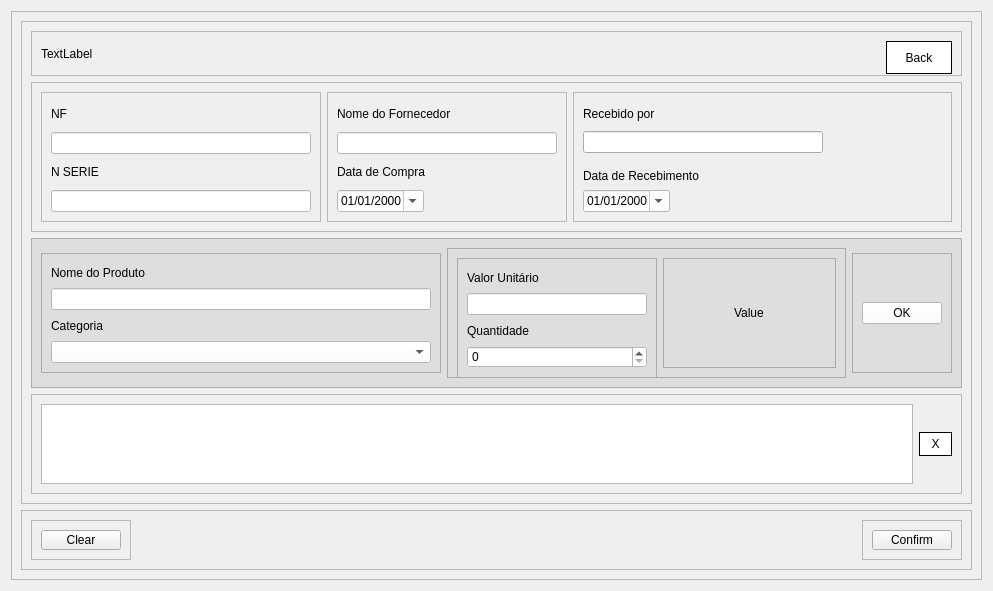
Old version of the form PATP/asset_ctrl/templates/interfaces/bag_item_cad.ui in the repository eduardogm22/controle_patrimonio.
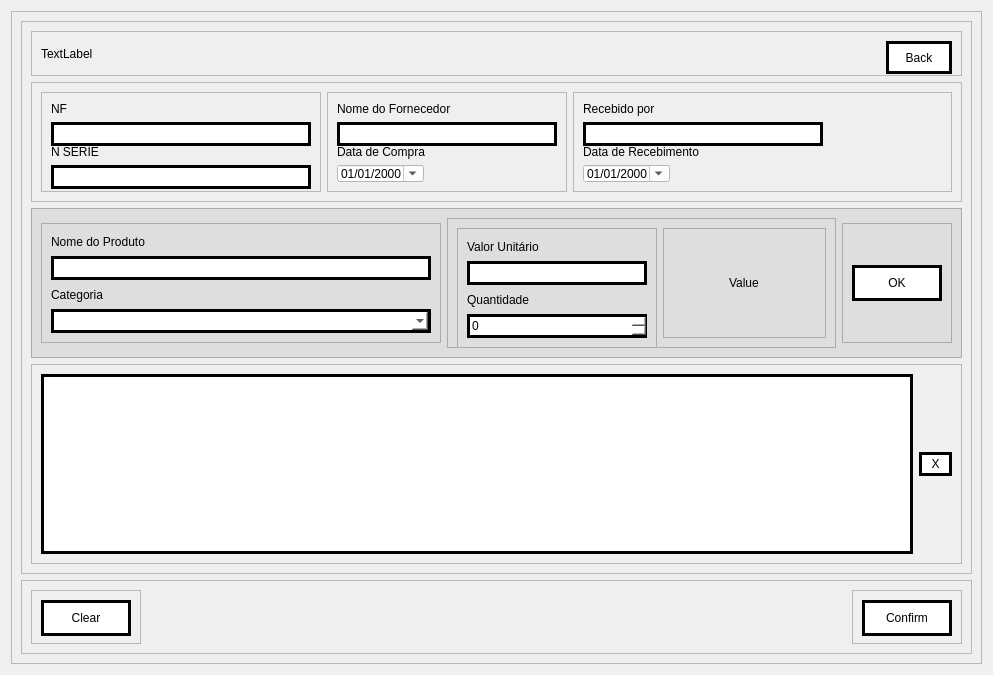
New version of the form.

What changed in the file:
```diff
--- a/PATP/asset_ctrl/templates/interfaces/bag_item_cad.ui
+++ b/PATP/asset_ctrl/templates/interfaces/bag_item_cad.ui
@@ -7,7 +7,7 @@
     <x>0</x>
     <y>0</y>
     <width>993</width>
-    <height>587</height>
+    <height>675</height>
    </rect>
   </property>
   <property name="windowTitle">
@@ -23,8 +23,11 @@
       <enum>QFrame::Raised</enum>
      </property>
      <layout class="QVBoxLayout" name="verticalLayout_2">
-      <item>
+      <item alignment="Qt::AlignTop">
        <widget class="QFrame" name="frame_2">
+        <property name="styleSheet">
+         <string notr="true"/>
+        </property>
         <property name="frameShape">
          <enum>QFrame::StyledPanel</enum>
         </property>
@@ -75,8 +78,8 @@
                </size>
               </property>
               <property name="styleSheet">
-               <string notr="true">background-color:white;
-border:1px solid black;</string>
+               <string notr="true">background-color:white;	
+border:3px solid black;</string>
               </property>
               <property name="text">
                <string>Back</string>
@@ -91,13 +94,13 @@
            <property name="minimumSize">
             <size>
              <width>0</width>
-             <height>150</height>
+             <height>120</height>
             </size>
            </property>
            <property name="maximumSize">
             <size>
              <width>16777215</width>
-             <height>150</height>
+             <height>120</height>
             </size>
            </property>
            <property name="frameShape">
@@ -137,8 +140,21 @@
                </item>
                <item>
                 <widget class="QLineEdit" name="lineEdit_2">
+                 <property name="minimumSize">
+                  <size>
+                   <width>0</width>
+                   <height>24</height>
+                  </size>
+                 </property>
+                 <property name="maximumSize">
+                  <size>
+                   <width>16777215</width>
+                   <height>27</height>
+                  </size>
+                 </property>
                  <property name="styleSheet">
-                  <string notr="true">background-color:white;</string>
+                  <string notr="true">background-color:white;	
+border:3px solid black;</string>
                  </property>
                 </widget>
                </item>
@@ -151,8 +167,21 @@
                </item>
                <item>
                 <widget class="QLineEdit" name="lineEdit_3">
+                 <property name="minimumSize">
+                  <size>
+                   <width>0</width>
+                   <height>24</height>
+                  </size>
+                 </property>
+                 <property name="maximumSize">
+                  <size>
+                   <width>16777215</width>
+                   <height>24</height>
+                  </size>
+                 </property>
                  <property name="styleSheet">
-                  <string notr="true">background-color:white;</string>
+                  <string notr="true">background-color:white;	
+border:3px solid black;</string>
                  </property>
                 </widget>
                </item>
@@ -189,8 +218,21 @@
                </item>
                <item>
                 <widget class="QLineEdit" name="lineEdit_4">
+                 <property name="minimumSize">
+                  <size>
+                   <width>0</width>
+                   <height>24</height>
+                  </size>
+                 </property>
+                 <property name="maximumSize">
+                  <size>
+                   <width>16777215</width>
+                   <height>24</height>
+                  </size>
+                 </property>
                  <property name="styleSheet">
-                  <string notr="true">background-color:white;</string>
+                  <string notr="true">background-color:white;	
+border:3px solid black;</string>
                  </property>
                 </widget>
                </item>
@@ -247,15 +289,19 @@
                  <property name="minimumSize">
                   <size>
                    <width>240</width>
-                   <height>0</height>
+                   <height>24</height>
                   </size>
                  </property>
                  <property name="maximumSize">
                   <size>
                    <width>240</width>
-                   <height>16777215</height>
+                   <height>24</height>
                   </size>
                  </property>
+                 <property name="styleSheet">
+                  <string notr="true">background-color:white;	
+border:3px solid black;</string>
+                 </property>
                 </widget>
                </item>
                <item alignment="Qt::AlignBottom">
@@ -338,8 +384,21 @@
                </item>
                <item>
                 <widget class="QLineEdit" name="name_prod">
+                 <property name="minimumSize">
+                  <size>
+                   <width>0</width>
+                   <height>24</height>
+                  </size>
+                 </property>
+                 <property name="maximumSize">
+                  <size>
+                   <width>16777215</width>
+                   <height>24</height>
+                  </size>
+                 </property>
                  <property name="styleSheet">
-                  <string notr="true">background-color:white;</string>
+                  <string notr="true">background-color:white;	
+border:3px solid black;</string>
                  </property>
                 </widget>
                </item>
@@ -352,8 +411,21 @@
                </item>
                <item>
                 <widget class="QComboBox" name="comboBox">
+                 <property name="minimumSize">
+                  <size>
+                   <width>0</width>
+                   <height>24</height>
+                  </size>
+                 </property>
+                 <property name="maximumSize">
+                  <size>
+                   <width>16777215</width>
+                   <height>24</height>
+                  </size>
+                 </property>
                  <property name="styleSheet">
-                  <string notr="true">background-color:white;</string>
+                  <string notr="true">background-color:white;	
+border:3px solid black;</string>
                  </property>
                 </widget>
                </item>
@@ -411,8 +483,21 @@
                   </item>
                   <item>
                    <widget class="QLineEdit" name="value_prod">
+                    <property name="minimumSize">
+                     <size>
+                      <width>0</width>
+                      <height>24</height>
+                     </size>
+                    </property>
+                    <property name="maximumSize">
+                     <size>
+                      <width>16777215</width>
+                      <height>24</height>
+                     </size>
+                    </property>
                     <property name="styleSheet">
-                     <string notr="true">background-color:white;</string>
+                     <string notr="true">background-color:white;	
+border:3px solid black;</string>
                     </property>
                    </widget>
                   </item>
@@ -425,8 +510,21 @@
                   </item>
                   <item>
                    <widget class="QSpinBox" name="qnt">
+                    <property name="minimumSize">
+                     <size>
+                      <width>0</width>
+                      <height>24</height>
+                     </size>
+                    </property>
+                    <property name="maximumSize">
+                     <size>
+                      <width>16777215</width>
+                      <height>24</height>
+                     </size>
+                    </property>
                     <property name="styleSheet">
-                     <string notr="true">background-color:white;</string>
+                     <string notr="true">background-color:white;	
+border:3px solid black;</string>
                     </property>
                     <property name="maximum">
                      <number>9999</number>
@@ -481,8 +579,24 @@
               <layout class="QVBoxLayout" name="verticalLayout_8">
                <item>
                 <widget class="QPushButton" name="ok_btn">
+                 <property name="minimumSize">
+                  <size>
+                   <width>90</width>
+                   <height>36</height>
+                  </size>
+                 </property>
+                 <property name="maximumSize">
+                  <size>
+                   <width>90</width>
+                   <height>36</height>
+                  </size>
+                 </property>
+                 <property name="cursor">
+                  <cursorShape>PointingHandCursor</cursorShape>
+                 </property>
                  <property name="styleSheet">
-                  <string notr="true">background-color:white;</string>
+                  <string notr="true">background-color:white;	
+border:3px solid black;</string>
                  </property>
                  <property name="text">
                   <string>OK</string>
@@ -500,13 +614,13 @@
            <property name="minimumSize">
             <size>
              <width>0</width>
-             <height>100</height>
+             <height>200</height>
             </size>
            </property>
            <property name="maximumSize">
             <size>
              <width>16777215</width>
-             <height>600</height>
+             <height>200</height>
             </size>
            </property>
            <property name="frameShape">
@@ -517,7 +631,24 @@
            </property>
            <layout class="QHBoxLayout" name="horizontalLayout_4">
             <item>
-             <widget class="QTableView" name="list_itens_add"/>
+             <widget class="QTableView" name="list_itens_add">
+              <property name="minimumSize">
+               <size>
+                <width>0</width>
+                <height>120</height>
+               </size>
+              </property>
+              <property name="maximumSize">
+               <size>
+                <width>16777215</width>
+                <height>300</height>
+               </size>
+              </property>
+              <property name="styleSheet">
+               <string notr="true">background-color:white;	
+border:3px solid black;</string>
+              </property>
+             </widget>
             </item>
             <item alignment="Qt::AlignRight">
              <widget class="QPushButton" name="del">
@@ -534,8 +665,8 @@
                </size>
               </property>
               <property name="styleSheet">
-               <string notr="true">background-color:white;
-border:1px solid black;</string>
+               <string notr="true">background-color:white;	
+border:3px solid black;</string>
               </property>
               <property name="text">
                <string>X</string>
@@ -548,18 +679,18 @@
         </layout>
        </widget>
       </item>
-      <item>
+      <item alignment="Qt::AlignTop">
        <widget class="QFrame" name="frame_9">
         <property name="minimumSize">
          <size>
           <width>0</width>
-          <height>0</height>
+          <height>45</height>
          </size>
         </property>
         <property name="maximumSize">
          <size>
           <width>16777215</width>
-          <height>60</height>
+          <height>90</height>
          </size>
         </property>
         <property name="frameShape">
@@ -580,6 +711,26 @@
            <layout class="QVBoxLayout" name="verticalLayout_4">
             <item alignment="Qt::AlignLeft">
              <widget class="QPushButton" name="pushButton_4">
+              <property name="minimumSize">
+               <size>
+                <width>90</width>
+                <height>36</height>
+               </size>
+              </property>
+              <property name="maximumSize">
+               <size>
+                <width>90</width>
+                <height>36</height>
+               </size>
+              </property>
+              <property name="cursor">
+               <cursorShape>PointingHandCursor</cursorShape>
+              </property>
+              <property name="styleSheet">
+               <string notr="true">background-color:white;	
+border:3px solid black;
+margin:0px</string>
+              </property>
               <property name="text">
                <string>Clear</string>
               </property>
@@ -599,6 +750,25 @@
            <layout class="QVBoxLayout" name="verticalLayout_3">
             <item>
              <widget class="QPushButton" name="cadItens">
+              <property name="minimumSize">
+               <size>
+                <width>90</width>
+                <height>36</height>
+               </size>
+              </property>
+              <property name="maximumSize">
+               <size>
+                <width>90</width>
+                <height>36</height>
+               </size>
+              </property>
+              <property name="cursor">
+               <cursorShape>PointingHandCursor</cursorShape>
+              </property>
+              <property name="styleSheet">
+               <string notr="true">background-color:white;	
+border:3px solid black;</string>
+              </property>
               <property name="text">
                <string>Confirm</string>
               </property>
```
Left out of the diff: 9 changed lines with no effect on the pictures.
